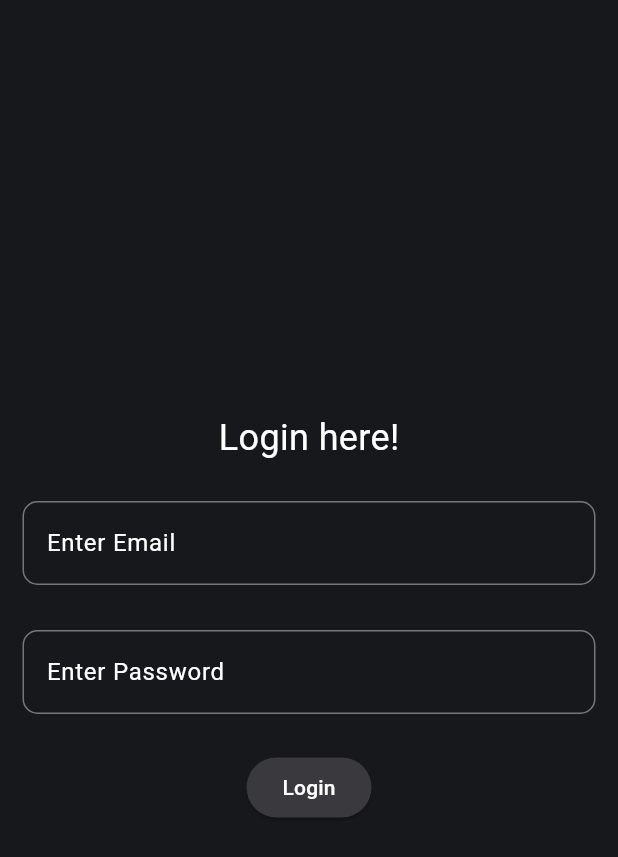
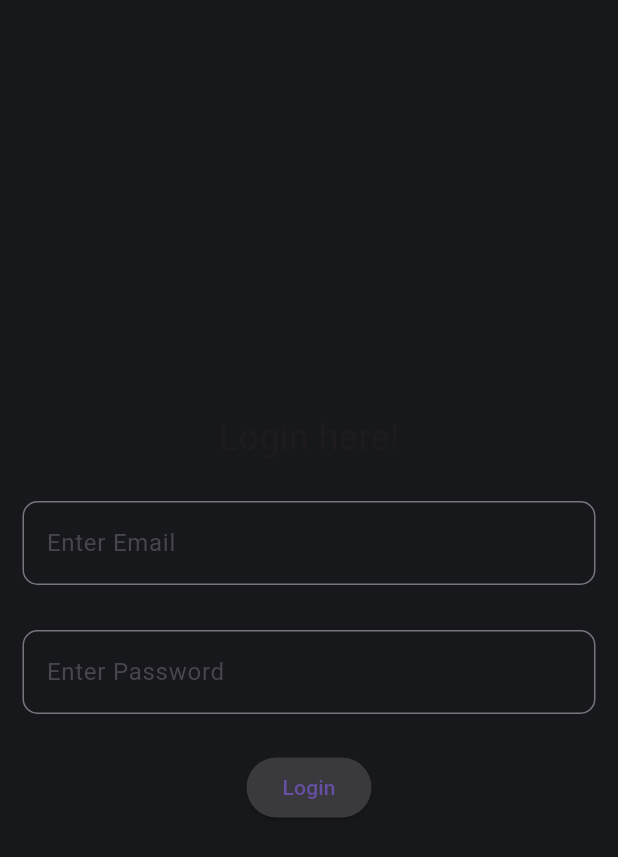
Before and after one commit to melisks/voyager, a Flutter app: the screen it shows after launch, on a phone screen of 412 x 824 dp. Shown: the top 857 px of the screen. Run offline on Flutter 3.47's test engine with Material 3 defaults, Android fonts, the phone set to English and light mode, and no system bars; statements that could not run were skipped.

Commit message:
color change

```diff
--- a/voyager/lib/theme/color_pallete.dart
+++ b/voyager/lib/theme/color_pallete.dart
@@ -3,10 +3,9 @@ import 'package:flutter/material.dart';
 class AppColor {
   static Color ckbackground = Color(0xFF17181c);
   static Color ckdarkgrey = Color(0xFF);
-  static Color ckwhite = Color(0xFFffffff);
   static Color ckgrey = Color(0xFF3a393d);
   static Color ckcontainer = Color(0xFF2a2a2e);
-  static Color ck1 = Color(0xFF000000);
+  static Color ck1 = Color(0xFF202427);
   static Color ck2 = Color(0xFF363b40);
   static Color ck3 = Color(0xFF44494f);
 }
```
